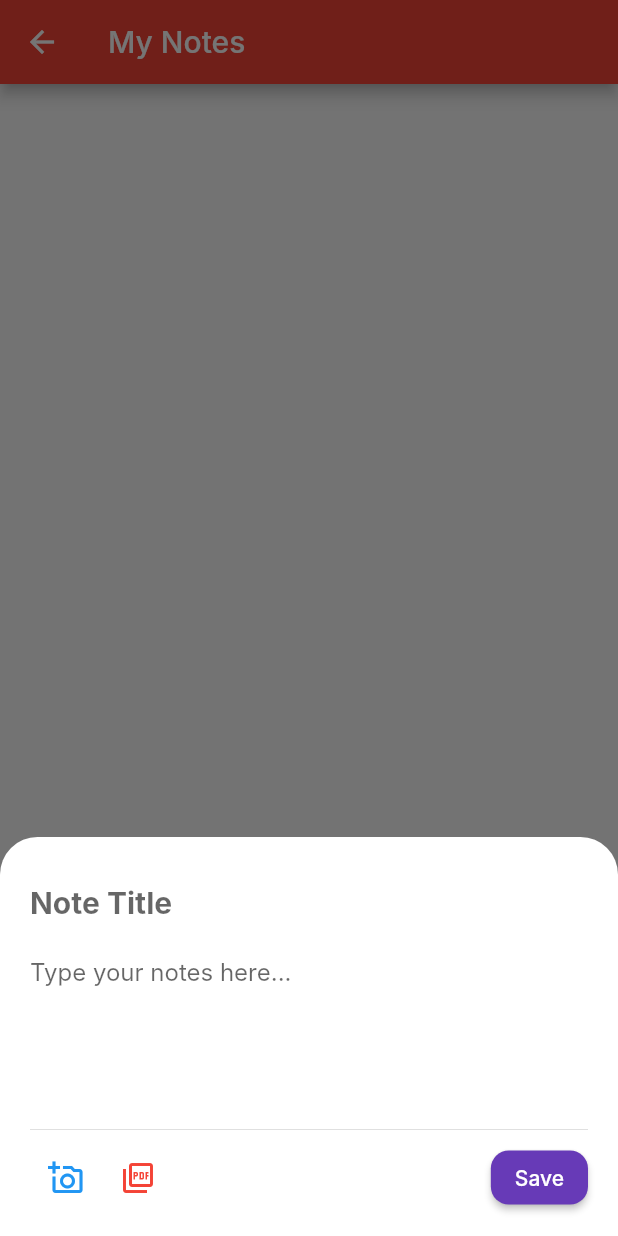
After one commit to arishaahmad/study-mate-application, a Flutter app: the NotesTakingScreen screen opened directly, after a tap on the "add" icon, on a phone screen of 412 x 824 dp. The commit adds this screen. Run offline on Flutter 3.47's test engine with Material 3 defaults, Android fonts, the phone set to English and light mode, and no system bars; our stand-ins replace file_picker, image_picker, supabase_flutter; accounts and stored records are empty; Roboto replaces fonts that are missing (Inter).

Commit message:
added note section

```diff
--- /dev/null
+++ b/lib/screens/notes_taking_screen.dart
@@ -0,0 +1,227 @@
+import 'dart:io';
+import 'package:flutter/material.dart';
+import 'package:supabase_flutter/supabase_flutter.dart';
+import 'package:image_picker/image_picker.dart';
+import 'package:file_picker/file_picker.dart';
+import 'package:url_launcher/url_launcher.dart';
+
+class NotesTakingScreen extends StatefulWidget {
+  const NotesTakingScreen({super.key});
+
+  @override
+  State<NotesTakingScreen> createState() => _NotesTakingScreenState();
+}
+
+class _NotesTakingScreenState extends State<NotesTakingScreen> {
+  final supabase = Supabase.instance.client;
+  final _titleController = TextEditingController();
+  final _contentController = TextEditingController();
+
+  List<Map<String, dynamic>> _notes = [];
+  bool _isLoading = true;
+
+  // Use File? for Android
+  File? _selectedFile;
+  String? _selectedFileType;
+
+  @override
+  void initState() {
+    super.initState();
+    _fetchNotes();
+  }
+
+  Future<void> _fetchNotes() async {
+    try {
+      final user = supabase.auth.currentUser;
+      if (user == null) return;
+
+      final data = await supabase
+          .from('notes')
+          .select()
+          .eq('user_id', user.id)
+          .order('created_at', ascending: false);
+
+      setState(() {
+        _notes = List<Map<String, dynamic>>.from(data);
+        _isLoading = false;
+      });
+    } catch (e) {
+      setState(() => _isLoading = false);
+    }
+  }
+
+  // --- ANDROID OPTIMIZED PICKERS ---
+
+  Future<void> _pickImage() async {
+    final picker = ImagePicker();
+    final image = await picker.pickImage(source: ImageSource.gallery);
+    if (image != null) {
+      setState(() {
+        _selectedFile = File(image.path); // Works on Android
+        _selectedFileType = 'image';
+      });
+    }
+  }
+
+  Future<void> _pickPDF() async {
+    FilePickerResult? result = await FilePicker.platform.pickFiles(
+      type: FileType.custom,
+      allowedExtensions: ['pdf'],
+    );
+
+    if (result != null && result.files.single.path != null) {
+      setState(() {
+        _selectedFile = File(result.files.single.path!); // Works on Android
+        _selectedFileType = 'pdf';
+      });
+    }
+  }
+
+  Future<void> _saveNote() async {
+    if (_titleController.text.isEmpty) return;
+
+    try {
+      setState(() => _isLoading = true);
+      String? fileUrl;
+
+      if (_selectedFile != null) {
+        // Create a unique name for the file
+        final extension = _selectedFileType == 'pdf' ? 'pdf' : 'jpg';
+        final fileName = '${DateTime.now().millisecondsSinceEpoch}.$extension';
+        final path = 'uploads/$fileName';
+
+        // Upload the file from the Android path
+        await supabase.storage.from('note-attachments').upload(path, _selectedFile!);
+        fileUrl = supabase.storage.from('note-attachments').getPublicUrl(path);
+      }
+
+      final user = supabase.auth.currentUser;
+      await supabase.from('notes').insert({
+        'user_id': user!.id,
+        'title': _titleController.text,
+        'content': _contentController.text,
+        'file_url': fileUrl,
+        'file_type': _selectedFileType,
+      });
+
+      _titleController.clear();
+      _contentController.clear();
+      setState(() { _selectedFile = null; _selectedFileType = null; });
+      Navigator.pop(context);
+      _fetchNotes();
+    } catch (e) {
+      ScaffoldMessenger.of(context).showSnackBar(SnackBar(content: Text("Error: $e")));
+      setState(() => _isLoading = false);
+    }
+  }
+
+  // --- UI BUILDING ---
+
+  void _showNoteEditor() {
+    showModalBottomSheet(
+      context: context,
+      isScrollControlled: true,
+      backgroundColor: Colors.white,
+      shape: const RoundedRectangleBorder(borderRadius: BorderRadius.vertical(top: Radius.circular(25))),
+      builder: (context) => StatefulBuilder(
+        builder: (context, setModalState) => Padding(
+          padding: EdgeInsets.only(
+              bottom: MediaQuery.of(context).viewInsets.bottom,
+              left: 20, right: 20, top: 20
+          ),
+          child: Column(
+            mainAxisSize: MainAxisSize.min,
+            children: [
+              TextField(
+                controller: _titleController,
+                decoration: const InputDecoration(hintText: "Note Title", border: InputBorder.none, hintStyle: TextStyle(fontSize: 20, fontWeight: FontWeight.bold)),
+                style: const TextStyle(fontSize: 20, fontWeight: FontWeight.bold),
+              ),
+              TextField(
+                controller: _contentController,
+                decoration: const InputDecoration(hintText: "Type your notes here...", border: InputBorder.none),
+                maxLines: 5,
+              ),
+              if (_selectedFile != null)
+                _buildFilePreview(setModalState),
+              const Divider(),
+              Row(
+                children: [
+                  IconButton(icon: const Icon(Icons.add_a_photo_outlined, color: Colors.blue), onPressed: () async { await _pickImage(); setModalState(() {}); }),
+                  IconButton(icon: const Icon(Icons.picture_as_pdf_outlined, color: Colors.red), onPressed: () async { await _pickPDF(); setModalState(() {}); }),
+                  const Spacer(),
+                  ElevatedButton(
+                    onPressed: _saveNote,
+                    style: ElevatedButton.styleFrom(backgroundColor: Colors.deepPurple, shape: RoundedRectangleBorder(borderRadius: BorderRadius.circular(12))),
+                    child: const Text("Save", style: TextStyle(color: Colors.white)),
+                  )
+                ],
+              ),
+              const SizedBox(height: 15),
+            ],
+          ),
+        ),
+      ),
+    );
+  }
+
+  Widget _buildFilePreview(Function setModalState) {
+    return Container(
+      padding: const EdgeInsets.all(10),
+      decoration: BoxDecoration(color: Colors.grey[100], borderRadius: BorderRadius.circular(10)),
+      child: Row(
+        children: [
+          Icon(_selectedFileType == 'image' ? Icons.image : Icons.picture_as_pdf, color: Colors.blue),
+          const SizedBox(width: 10),
+          const Expanded(child: Text("Attachment ready", style: TextStyle(fontSize: 12))),
+          IconButton(icon: const Icon(Icons.cancel), onPressed: () => setModalState(() => _selectedFile = null))
+        ],
+      ),
+    );
+  }
+
+  @override
+  Widget build(BuildContext context) {
+    return Scaffold(
+      appBar: AppBar(title: const Text("My Notes")),
+      body: _isLoading
+          ? const Center(child: CircularProgressIndicator())
+          : GridView.builder(
+        padding: const EdgeInsets.all(16),
+        gridDelegate: const SliverGridDelegateWithFixedCrossAxisCount(crossAxisCount: 2, crossAxisSpacing: 10, mainAxisSpacing: 10),
+        itemCount: _notes.length,
+        itemBuilder: (context, index) => _buildNoteCard(_notes[index]),
+      ),
+      floatingActionButton: FloatingActionButton(
+        onPressed: _showNoteEditor,
+        backgroundColor: Colors.deepPurple,
+        child: const Icon(Icons.add, color: Colors.white),
+      ),
+    );
+  }
+
+  Widget _buildNoteCard(Map<String, dynamic> note) {
+    return Card(
+      elevation: 2,
+      shape: RoundedRectangleBorder(borderRadius: BorderRadius.circular(15)),
+      child: InkWell(
+        onTap: () {
+          if (note['file_url'] != null) launchUrl(Uri.parse(note['file_url']));
+        },
+        child: Padding(
+          padding: const EdgeInsets.all(12),
+          child: Column(
+            crossAxisAlignment: CrossAxisAlignment.start,
+            children: [
+              Text(note['title'], style: const TextStyle(fontWeight: FontWeight.bold), maxLines: 1, overflow: TextOverflow.ellipsis),
+              const SizedBox(height: 5),
+              Expanded(child: Text(note['content'], style: const TextStyle(fontSize: 12), maxLines: 5, overflow: TextOverflow.ellipsis)),
+              if (note['file_url'] != null)
+                Icon(note['file_type'] == 'image' ? Icons.image : Icons.picture_as_pdf, size: 16, color: Colors.blueGrey),
+            ],
+          ),
+        ),
+      ),
+    );
+  }
+}
--- a/pubspec.yaml
+++ b/pubspec.yaml
@@ -32,6 +32,9 @@ dependencies:
     sdk: flutter
   supabase_flutter: ^2.5.0
   intl: ^0.18.1
+  image_picker: ^1.0.7
+  file_picker: ^6.1.1
+  url_launcher: ^6.2.5
 
 
 
```
Also changed, not shown: lib/screens/dashboard_screen.dart (+12 -1 lines), pubspec.lock, 5 other files.
